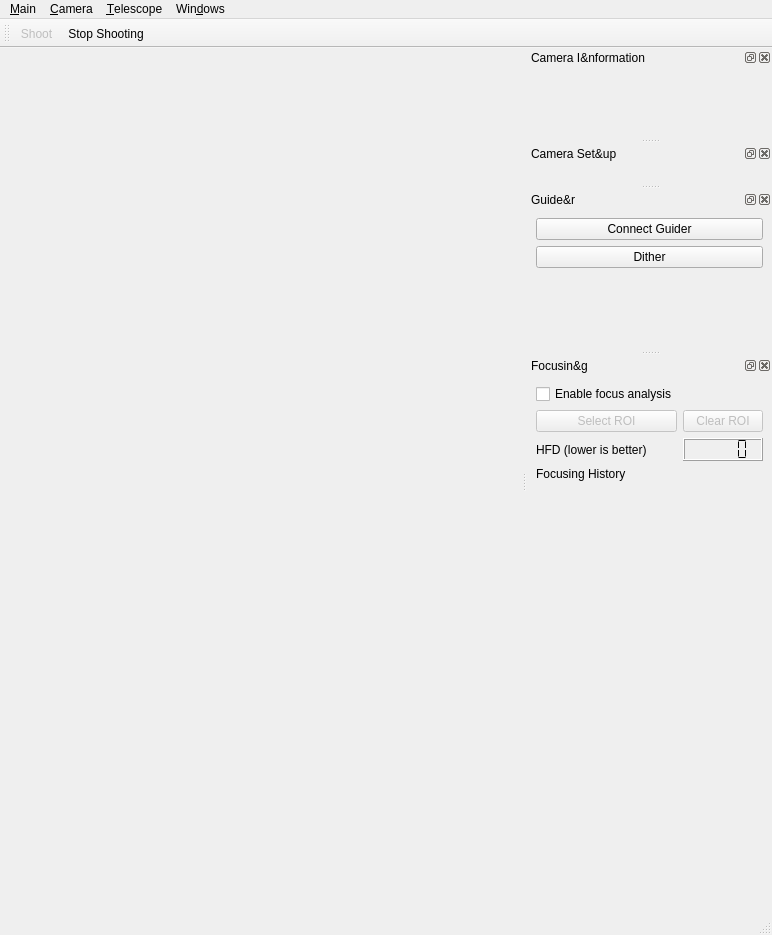
Edlward/GalaxyHunter, file dslr-qt-shooter/ui/dslr_shooter_window.ui: the form before one commit.
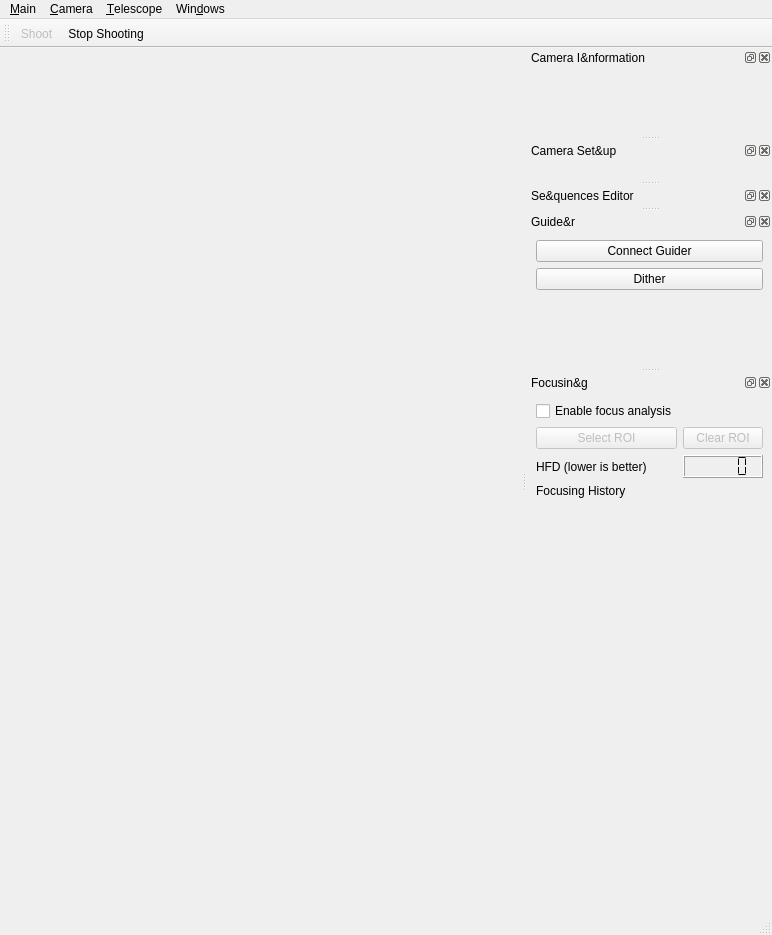
The form after the commit. Icons and pictures are not drawn. Custom widgets are drawn as their Qt base class.

Commit message: first prototype widget for sequences editor

```diff
--- a/dslr-qt-shooter/ui/dslr_shooter_window.ui
+++ b/dslr-qt-shooter/ui/dslr_shooter_window.ui
@@ -117,6 +117,15 @@
     <layout class="QGridLayout" name="gridLayout_8"/>
    </widget>
   </widget>
+  <widget class="QDockWidget" name="sequencesDock">
+   <property name="windowTitle">
+    <string>Se&amp;quences Editor</string>
+   </property>
+   <attribute name="dockWidgetArea">
+    <number>2</number>
+   </attribute>
+   <widget class="QWidget" name="dockWidgetContents_5"/>
+  </widget>
   <widget class="QDockWidget" name="guider_dock">
    <property name="windowTitle">
     <string>Guide&amp;r</string>
```
Left out of the diff: 11 changed lines with no effect on the pictures. The commit also changes 6 other files.
